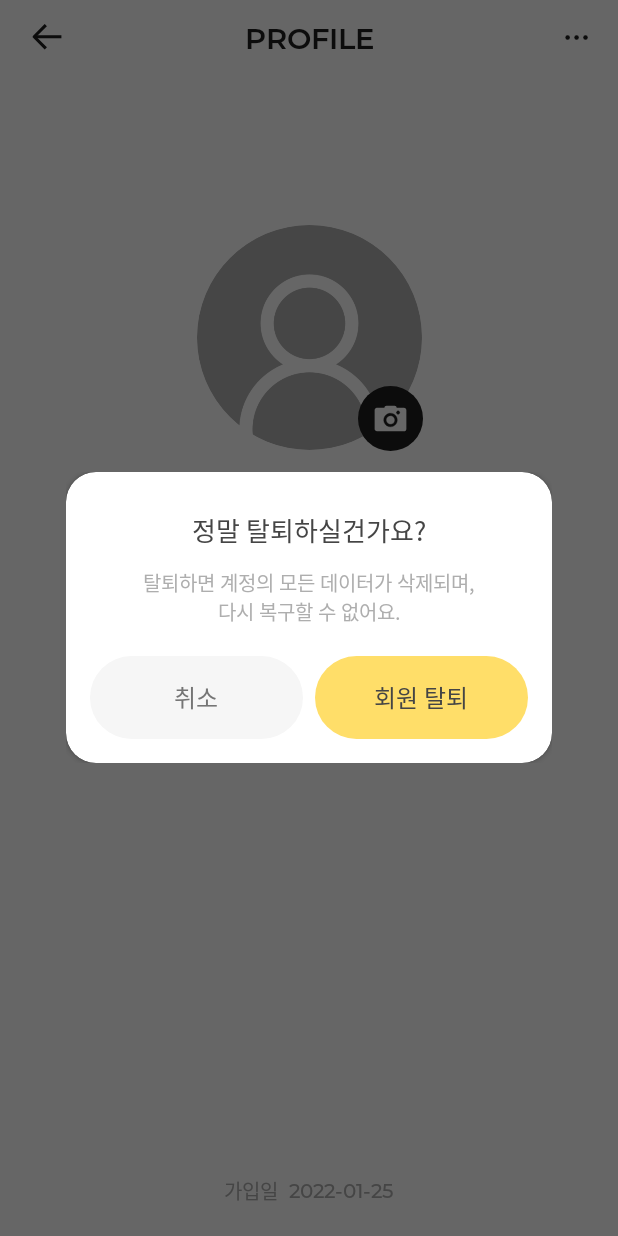
After one commit to Forkie-Player/Forkie-Player-Android, an Android app: the fragment FragmentWithdrawalDialog placed in its activity, on a phone screen of 412 x 824 dp. The commit adds this screen. Run offline under Robolectric (Android 15) with nearby library versions, the phone set to English and light mode, and no system bars.

Commit message:
[FEAT] Apply sign out and withdrawal

```diff
--- a/app/src/main/java/com/example/forkieplayer/playlist/FragmentPlaylistDeleteDialog.kt
+++ b/app/src/main/java/com/example/forkieplayer/playlist/FragmentPlaylistDeleteDialog.kt
@@ -1,17 +1,15 @@
 package com.example.forkieplayer.playlist
 
+import android.annotation.SuppressLint
 import android.content.Context
 import android.graphics.Color
 import android.graphics.drawable.ColorDrawable
 import android.os.Bundle
 import android.view.LayoutInflater
-import android.view.MotionEvent
 import android.view.View
 import android.view.ViewGroup
-import androidx.core.content.ContextCompat
 import androidx.fragment.app.DialogFragment
 import com.example.forkieplayer.CustomToast
-import com.example.forkieplayer.R
 import com.example.forkieplayer.databinding.FragmentPlaylistDeleteDialogBinding
 
 class FragmentPlaylistDeleteDialog : DialogFragment() {
@@ -23,6 +21,7 @@ class FragmentPlaylistDeleteDialog : DialogFragment() {
         mainActivity = context as MainActivity
     }
 
+    @SuppressLint("ClickableViewAccessibility")
     override fun onCreateView(inflater: LayoutInflater, container: ViewGroup?, savedInstanceState: Bundle?): View? {
         val binding = FragmentPlaylistDeleteDialogBinding.inflate(inflater, container, false)
 
@@ -34,32 +33,8 @@ class FragmentPlaylistDeleteDialog : DialogFragment() {
 
         binding.btnDelete.setOnClickListener {
             //TODO:서버에 삭제 정보 보내기
-            CustomToast.makeText(mainActivity, "deleted!")?.show()
+            CustomToast.makeText(mainActivity, "삭제되었습니다.")?.show()
             dismiss()
-        }
-
-        binding.btnCancel.setOnTouchListener { v, event ->
-            when(event.action){
-                MotionEvent.ACTION_DOWN -> {
-                    binding.btnCancel.setTextColor(ContextCompat.getColor(requireContext(), R.color.forkie_b1))
-                }
-                MotionEvent.ACTION_UP -> {
-                    binding.btnCancel.setTextColor(ContextCompat.getColor(requireContext(), R.color.forkie_g4))
-                }
-            }
-            false
-        }
-
-        binding.btnDelete.setOnTouchListener { v, event ->
-            when(event.action){
-                MotionEvent.ACTION_DOWN -> {
-                    binding.btnDelete.setTextColor(ContextCompat.getColor(requireContext(), R.color.forkie_b1))
-                }
-                MotionEvent.ACTION_UP -> {
-                    binding.btnDelete.setTextColor(ContextCompat.getColor(requireContext(), R.color.forkie_g4))
-                }
-            }
-            false
         }
 
         return binding.root
--- a/app/src/main/java/com/example/forkieplayer/profile/FragmentProfileMenuBottomSheet.kt
+++ b/app/src/main/java/com/example/forkieplayer/profile/FragmentProfileMenuBottomSheet.kt
@@ -1,14 +1,17 @@
 package com.example.forkieplayer.profile
 
 import android.content.Context
+import android.content.Intent
 import android.os.Bundle
 import android.view.LayoutInflater
 import android.view.View
 import android.view.ViewGroup
+import androidx.core.app.ActivityCompat
 import androidx.fragment.app.DialogFragment
 import com.example.forkieplayer.CustomToast
 import com.example.forkieplayer.R
 import com.example.forkieplayer.databinding.FragmentProfileMenuBottomSheetBinding
+import com.example.forkieplayer.sign.IntroActivity
 import com.google.android.material.bottomsheet.BottomSheetDialogFragment
 
 class FragmentProfileMenuBottomSheet : BottomSheetDialogFragment() {
@@ -30,15 +33,17 @@ class FragmentProfileMenuBottomSheet : BottomSheetDialogFragment() {
             dismiss()
         }
 
-        // TODO:logout 클릭시 로그아웃하는 fragment 뜨게 함
         binding.layoutLogout.setOnClickListener {
-            CustomToast.makeText(profileActivity, "로그아웃 is clicked!")?.show()
-            dismiss()
+            CustomToast.makeText(profileActivity, "로그아웃 되었습니다.")?.show()
+            ActivityCompat.finishAffinity(profileActivity)
+            val intent = Intent(profileActivity, IntroActivity::class.java)
+            startActivity(intent)
         }
 
-        // TODO:withdraw 클릭시 회원 탈퇴하는 fragment 뜨게 함
         binding.layoutWithdraw.setOnClickListener {
-            CustomToast.makeText(profileActivity, "회원 탈퇴 is clicked!")?.show()
+            FragmentWithdrawalDialog.newInstance().show(
+                parentFragmentManager, FragmentWithdrawalDialog.TAG
+            )
             dismiss()
         }
 
--- /dev/null
+++ b/app/src/main/java/com/example/forkieplayer/profile/FragmentWithdrawalDialog.kt
@@ -0,0 +1,58 @@
+package com.example.forkieplayer.profile
+
+import android.annotation.SuppressLint
+import android.content.Context
+import android.content.Intent
+import android.graphics.Color
+import android.graphics.drawable.ColorDrawable
+import android.os.Bundle
+import android.view.LayoutInflater
+import android.view.MotionEvent
+import android.view.View
+import android.view.ViewGroup
+import androidx.core.app.ActivityCompat
+import androidx.core.content.ContextCompat
+import androidx.fragment.app.DialogFragment
+import com.example.forkieplayer.CustomToast
+import com.example.forkieplayer.R
+import com.example.forkieplayer.databinding.FragmentWithdrawalDialogBinding
+import com.example.forkieplayer.sign.IntroActivity
+
+class FragmentWithdrawalDialog : DialogFragment() {
+
+    lateinit var profileActivity: ProfileActivity
+
+    override fun onAttach(context: Context) {
+        super.onAttach(context)
+        profileActivity = context as ProfileActivity
+    }
+
+    @SuppressLint("ClickableViewAccessibility")
+    override fun onCreateView(inflater: LayoutInflater, container: ViewGroup?, savedInstanceState: Bundle?): View? {
+        val binding = FragmentWithdrawalDialogBinding.inflate(inflater, container, false)
+
+        dialog?.window?.setBackgroundDrawable(ColorDrawable(Color.TRANSPARENT))
+
+        binding.btnCancel.setOnClickListener {
+            dismiss()
+        }
+
+        binding.btnWithdrawal.setOnClickListener {
+            //TODO:서버에 탈퇴 정보 보내기
+            CustomToast.makeText(profileActivity, "탈퇴되었습니다.")?.show()
+            dismiss()
+            ActivityCompat.finishAffinity(profileActivity)
+            val intent = Intent(profileActivity, IntroActivity::class.java)
+            startActivity(intent)
+        }
+
+        return binding.root
+    }
+
+    companion object {
+        const val TAG = "FragmentWithdrawalDialog"
+        fun newInstance(): FragmentWithdrawalDialog{
+            return FragmentWithdrawalDialog()
+        }
+    }
+}
--- a/app/src/main/res/drawable/solid_button_no.xml
+++ b/app/src/main/res/drawable/solid_button_no.xml
@@ -1,5 +1,15 @@
 <?xml version="1.0" encoding="utf-8"?>
-<shape xmlns:android="http://schemas.android.com/apk/res/android">
-    <solid android:color="@color/forkie_g1"/>
-    <corners android:radius="100dp"/>
-</shape>
+<selector xmlns:android="http://schemas.android.com/apk/res/android">
+    <item android:state_pressed="true">
+        <shape xmlns:android="http://schemas.android.com/apk/res/android">
+            <solid android:color="@color/forkie_g2"/>
+            <corners android:radius="100dp"/>
+        </shape>
+    </item>
+    <item android:state_pressed="false">
+        <shape xmlns:android="http://schemas.android.com/apk/res/android">
+            <solid android:color="@color/forkie_g1"/>
+            <corners android:radius="100dp"/>
+        </shape>
+    </item>
+</selector>
--- a/app/src/main/res/drawable/solid_button_yes.xml
+++ b/app/src/main/res/drawable/solid_button_yes.xml
@@ -1,5 +1,15 @@
 <?xml version="1.0" encoding="utf-8"?>
-<shape xmlns:android="http://schemas.android.com/apk/res/android">
-    <solid android:color="@color/forkie_yellow"/>
-    <corners android:radius="100dp"/>
-</shape>
+<selector xmlns:android="http://schemas.android.com/apk/res/android">
+    <item android:state_pressed="true">
+        <shape xmlns:android="http://schemas.android.com/apk/res/android">
+            <solid android:color="@color/forkie_yellow2"/>
+            <corners android:radius="100dp"/>
+        </shape>
+    </item>
+    <item android:state_pressed="false">
+        <shape xmlns:android="http://schemas.android.com/apk/res/android">
+            <solid android:color="@color/forkie_yellow"/>
+            <corners android:radius="100dp"/>
+        </shape>
+    </item>
+</selector>
--- /dev/null
+++ b/app/src/main/res/layout/fragment_withdrawal_dialog.xml
@@ -0,0 +1,80 @@
+<?xml version="1.0" encoding="utf-8"?>
+<androidx.cardview.widget.CardView xmlns:android="http://schemas.android.com/apk/res/android"
+    xmlns:app="http://schemas.android.com/apk/res-auto"
+    xmlns:tools="http://schemas.android.com/tools"
+    android:layout_width="wrap_content"
+    android:layout_height="wrap_content"
+    app:cardCornerRadius="20dp">
+
+    <androidx.constraintlayout.widget.ConstraintLayout
+        android:layout_width="match_parent"
+        android:layout_height="match_parent">
+
+        <TextView
+            android:id="@+id/tv_title"
+            android:layout_width="wrap_content"
+            android:layout_height="wrap_content"
+            android:layout_marginStart="51dp"
+            android:layout_marginTop="25dp"
+            android:layout_marginEnd="51dp"
+            android:fontFamily="@font/pretendard_semibold"
+            android:text="정말 탈퇴하실건가요?"
+            android:textColor="@color/forkie_g5"
+            android:textSize="17sp"
+            app:layout_constraintEnd_toEndOf="parent"
+            app:layout_constraintStart_toStartOf="parent"
+            app:layout_constraintTop_toTopOf="parent" />
+
+        <TextView
+            android:id="@+id/tv_description"
+            android:layout_width="wrap_content"
+            android:layout_height="wrap_content"
+            android:layout_marginTop="12dp"
+            android:fontFamily="@font/pretendard_medium"
+            android:gravity="center_horizontal"
+            android:text="탈퇴하면 계정의 모든 데이터가 삭제되며,\n다시 복구할 수 없어요."
+            android:textColor="@color/forkie_g3"
+            android:textSize="13sp"
+            app:layout_constraintEnd_toEndOf="parent"
+            app:layout_constraintStart_toStartOf="parent"
+            app:layout_constraintTop_toBottomOf="@+id/tv_title" />
+
+        <androidx.appcompat.widget.AppCompatButton
+            android:id="@+id/btn_cancel"
+            android:layout_width="142dp"
+            android:layout_height="55dp"
+            android:layout_marginStart="16dp"
+            android:layout_marginTop="20dp"
+            android:layout_marginEnd="8dp"
+            android:layout_marginBottom="16dp"
+            android:background="@drawable/solid_button_no"
+            android:fontFamily="@font/pretendard_medium"
+            android:outlineProvider="none"
+            android:text="취소"
+            android:textColor="@color/forkie_g4"
+            android:textSize="16sp"
+            app:layout_constraintBottom_toBottomOf="parent"
+            app:layout_constraintEnd_toStartOf="@+id/btn_withdrawal"
+            app:layout_constraintStart_toStartOf="parent"
+            app:layout_constraintTop_toBottomOf="@+id/tv_description" />
+
+        <androidx.appcompat.widget.AppCompatButton
+            android:id="@+id/btn_withdrawal"
+            android:layout_width="142dp"
+            android:layout_height="55dp"
+            android:layout_marginTop="20dp"
+            android:layout_marginEnd="16dp"
+            android:layout_marginBottom="16dp"
+            android:background="@drawable/solid_button_yes"
+            android:fontFamily="@font/pretendard_medium"
+            android:outlineProvider="none"
+            android:text="회원 탈퇴"
+            android:textColor="@color/forkie_g5"
+            android:textSize="16sp"
+            app:layout_constraintBottom_toBottomOf="parent"
+            app:layout_constraintEnd_toEndOf="parent"
+            app:layout_constraintTop_toBottomOf="@+id/tv_description" />
+
+    </androidx.constraintlayout.widget.ConstraintLayout>
+
+</androidx.cardview.widget.CardView>
--- a/app/src/main/res/values/colors.xml
+++ b/app/src/main/res/values/colors.xml
@@ -11,6 +11,7 @@
     <!-- Forkie Player 브랜딩 컬러 -->
     <color name="forkie_b1">#1D1D1D</color>
     <color name="forkie_yellow">#FFDE69</color>
+    <color name="forkie_yellow2">#FFD53F</color>
     <color name="forkie_white">#FFFFFF</color>
     <color name="forkie_g1">#F6F6F6</color>
     <color name="forkie_g2">#D7D7D7</color>
```
